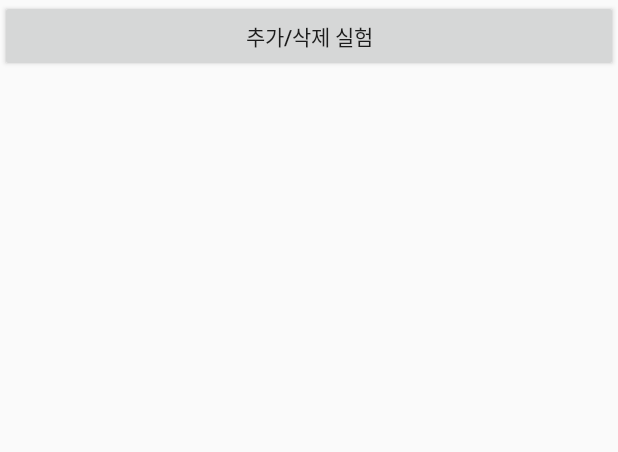
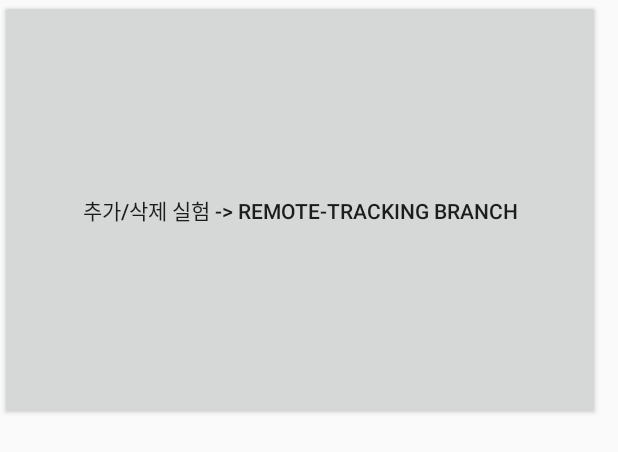
Before and after one commit to kimhyooo/Quiz_Midterm, an Android app: the layout test2.xml on its own in the app's theme, with its tools: preview values and no code run, on a phone screen of 412 x 824 dp. Shown: the top 452 px of the screen. Run offline under Robolectric (Android 15) with nearby library versions, the phone set to English and light mode, and no system bars.

```diff
--- a/app/src/main/res/layout/test2.xml
+++ b/app/src/main/res/layout/test2.xml
@@ -4,9 +4,9 @@
     android:layout_height="match_parent">
 
     <Button
-        android:layout_width="match_parent"
-        android:layout_height="wrap_content"
-        android:text="추가/삭제 실험">
+        android:layout_width="400dp"
+        android:layout_height="280dp"
+        android:text="추가/삭제 실험 -> remote-tracking branch">
 
     </Button>
 </LinearLayout>
```
